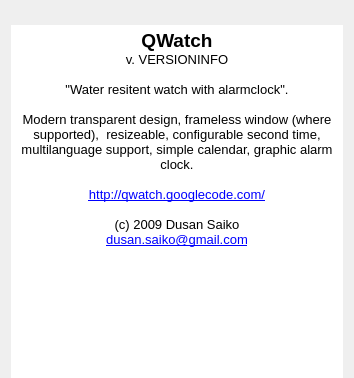
First picture: the form in src-app/ui/about.ui, repository dsaiko/qwatch, before the edit; both pictures show x 0 to 354 and y 0 to 378 of the 354 by 551 pixel window.
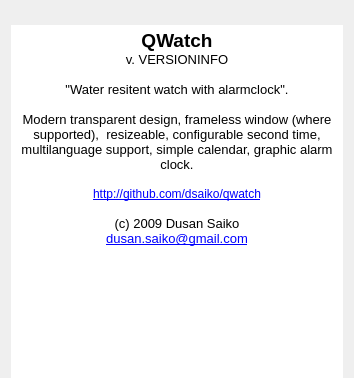
Second picture: the form after the edit. Icons and pictures are not drawn.

Commit message: Moving to github

```diff
--- a/src-app/ui/about.ui
+++ b/src-app/ui/about.ui
@@ -38,16 +38,16 @@
         <string>&lt;!DOCTYPE HTML PUBLIC &quot;-//W3C//DTD HTML 4.0//EN&quot; &quot;http://www.w3.org/TR/REC-html40/strict.dtd&quot;&gt;
 &lt;html&gt;&lt;head&gt;&lt;meta name=&quot;qrichtext&quot; content=&quot;1&quot; /&gt;&lt;style type=&quot;text/css&quot;&gt;
 p, li { white-space: pre-wrap; }
-&lt;/style&gt;&lt;/head&gt;&lt;body style=&quot; font-family:'MS Shell Dlg 2'; font-size:8.25pt; font-weight:400; font-style:normal;&quot;&gt;
+&lt;/style&gt;&lt;/head&gt;&lt;body style=&quot; font-family:'Sans Serif'; font-size:9pt; font-weight:400; font-style:normal;&quot;&gt;
 &lt;p align=&quot;center&quot; style=&quot; margin-top:0px; margin-bottom:0px; margin-left:0px; margin-right:0px; -qt-block-indent:0; text-indent:0px;&quot;&gt;&lt;span style=&quot; font-family:'Sans'; font-size:14pt; font-weight:600;&quot;&gt;QWatch&lt;/span&gt;&lt;/p&gt;
 &lt;p align=&quot;center&quot; style=&quot; margin-top:0px; margin-bottom:0px; margin-left:0px; margin-right:0px; -qt-block-indent:0; text-indent:0px;&quot;&gt;&lt;span style=&quot; font-family:'Sans'; font-size:10pt;&quot;&gt;v. VERSIONINFO&lt;/span&gt;&lt;/p&gt;
-&lt;p align=&quot;center&quot; style=&quot;-qt-paragraph-type:empty; margin-top:0px; margin-bottom:0px; margin-left:0px; margin-right:0px; -qt-block-indent:0; text-indent:0px; font-family:'Sans'; font-size:10pt;&quot;&gt;&lt;/p&gt;
-&lt;p align=&quot;center&quot; style=&quot; margin-top:0px; margin-bottom:0px; margin-left:0px; margin-right:0px; -qt-block-indent:0; text-indent:0px;&quot;&gt;&lt;span style=&quot; font-family:'Sans'; font-size:10pt;&quot;&gt;&quot;Water resitent watch with alarmclock&quot;.&lt;/span&gt;&lt;/p&gt;
-&lt;p align=&quot;center&quot; style=&quot;-qt-paragraph-type:empty; margin-top:0px; margin-bottom:0px; margin-left:0px; margin-right:0px; -qt-block-indent:0; text-indent:0px; font-family:'Sans'; font-size:10pt;&quot;&gt;&lt;/p&gt;
+&lt;p align=&quot;center&quot; style=&quot;-qt-paragraph-type:empty; margin-top:0px; margin-bottom:0px; margin-left:0px; margin-right:0px; -qt-block-indent:0; text-indent:0px; font-family:'Sans'; font-size:10pt;&quot;&gt;&lt;br /&gt;&lt;/p&gt;
+&lt;p align=&quot;center&quot; style=&quot; margin-top:0px; margin-bottom:0px; margin-left:0px; margin-right:0px; -qt-block-indent:0; text-indent:0px;&quot;&gt;&lt;span style=&quot; font-family:'Sans'; font-size:10pt;&quot;&gt;&amp;quot;Water resitent watch with alarmclock&amp;quot;.&lt;/span&gt;&lt;/p&gt;
+&lt;p align=&quot;center&quot; style=&quot;-qt-paragraph-type:empty; margin-top:0px; margin-bottom:0px; margin-left:0px; margin-right:0px; -qt-block-indent:0; text-indent:0px; font-family:'Sans'; font-size:10pt;&quot;&gt;&lt;br /&gt;&lt;/p&gt;
 &lt;p align=&quot;center&quot; style=&quot; margin-top:0px; margin-bottom:0px; margin-left:0px; margin-right:0px; -qt-block-indent:0; text-indent:0px;&quot;&gt;&lt;span style=&quot; font-family:'Sans'; font-size:10pt;&quot;&gt;Modern transparent design, frameless window (where supported),  resizeable, configurable second time, multilanguage support, simple calendar, graphic alarm clock.&lt;/span&gt;&lt;/p&gt;
-&lt;p align=&quot;center&quot; style=&quot;-qt-paragraph-type:empty; margin-top:0px; margin-bottom:0px; margin-left:0px; margin-right:0px; -qt-block-indent:0; text-indent:0px; font-family:'Sans'; font-size:10pt;&quot;&gt;&lt;/p&gt;
-&lt;p align=&quot;center&quot; style=&quot; margin-top:0px; margin-bottom:0px; margin-left:0px; margin-right:0px; -qt-block-indent:0; text-indent:0px;&quot;&gt;&lt;a href=&quot;http://qwatch.googlecode.com/&quot;&gt;&lt;span style=&quot; font-family:'Sans'; font-size:10pt; text-decoration: underline; color:#0000ff;&quot;&gt;http://qwatch.googlecode.com/&lt;/span&gt;&lt;/a&gt;&lt;/p&gt;
-&lt;p align=&quot;center&quot; style=&quot;-qt-paragraph-type:empty; margin-top:0px; margin-bottom:0px; margin-left:0px; margin-right:0px; -qt-block-indent:0; text-indent:0px; font-family:'Sans'; font-size:10pt; text-decoration: underline; color:#0000ff;&quot;&gt;&lt;/p&gt;
+&lt;p align=&quot;center&quot; style=&quot;-qt-paragraph-type:empty; margin-top:0px; margin-bottom:0px; margin-left:0px; margin-right:0px; -qt-block-indent:0; text-indent:0px; font-family:'Sans'; font-size:10pt;&quot;&gt;&lt;br /&gt;&lt;/p&gt;
+&lt;p align=&quot;center&quot; style=&quot; margin-top:0px; margin-bottom:0px; margin-left:0px; margin-right:0px; -qt-block-indent:0; text-indent:0px;&quot;&gt;&lt;a href=&quot;http://github.com/dsaiko/qwatch&quot;&gt;&lt;span style=&quot; text-decoration: underline; color:#0000ff;&quot;&gt;http://github.com/dsaiko/qwatch&lt;/span&gt;&lt;/a&gt;&lt;/p&gt;
+&lt;p align=&quot;center&quot; style=&quot;-qt-paragraph-type:empty; margin-top:0px; margin-bottom:0px; margin-left:0px; margin-right:0px; -qt-block-indent:0; text-indent:0px; font-family:'Sans'; font-size:10pt; text-decoration: underline; color:#0000ff;&quot;&gt;&lt;br /&gt;&lt;/p&gt;
 &lt;p align=&quot;center&quot; style=&quot; margin-top:0px; margin-bottom:0px; margin-left:0px; margin-right:0px; -qt-block-indent:0; text-indent:0px;&quot;&gt;&lt;span style=&quot; font-family:'Sans'; font-size:10pt;&quot;&gt;(c) 2009 Dusan Saiko&lt;/span&gt;&lt;/p&gt;
 &lt;p align=&quot;center&quot; style=&quot; margin-top:0px; margin-bottom:0px; margin-left:0px; margin-right:0px; -qt-block-indent:0; text-indent:0px;&quot;&gt;&lt;a href=&quot;mailto:dusan.saiko@gmail.com&quot;&gt;&lt;span style=&quot; font-family:'Sans'; font-size:10pt; text-decoration: underline; color:#0000ff;&quot;&gt;dusan.saiko@gmail.com&lt;/span&gt;&lt;/a&gt;&lt;/p&gt;&lt;/body&gt;&lt;/html&gt;</string>
        </property>
```
The commit also changes 7 other files.
